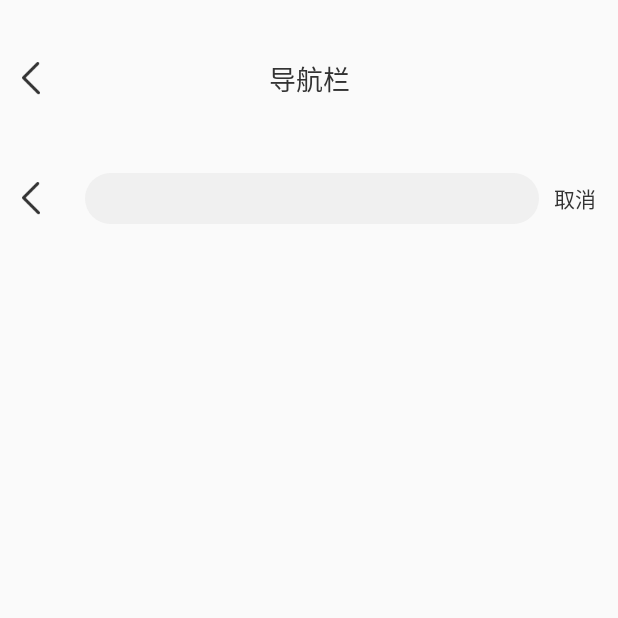
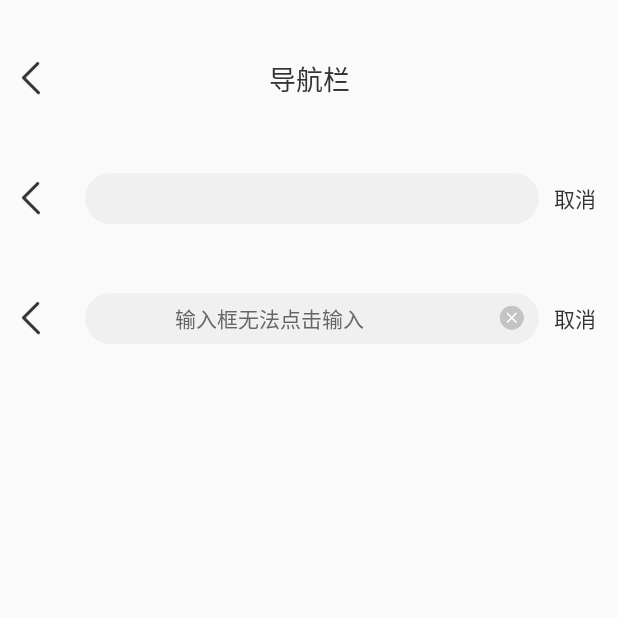
Before and after one commit to ChinaLike/Widgets, an Android app: the ToolbarActivity screen opened directly, with no data from a screen before it, on a phone screen of 412 x 824 dp, the top half of it. Run offline under Robolectric (Android 15) with nearby library versions, the phone set to English and light mode, and no system bars; 3 statements that could not run were skipped.

Commit message:
修改SearchToolbar（此版本有问题）

```diff
--- a/app/src/main/java/com/test/widgets/ToolbarActivity.kt
+++ b/app/src/main/java/com/test/widgets/ToolbarActivity.kt
@@ -1,11 +1,23 @@
 package com.test.widgets
 
-import androidx.appcompat.app.AppCompatActivity
 import android.os.Bundle
+import android.widget.Toast
+import com.core.widget.toolbar.OnToolbarListener
+import com.test.widgets.databinding.ActivityToolbarBinding
 
-class ToolbarActivity : AppCompatActivity() {
+class ToolbarActivity : BaseActivity<ActivityToolbarBinding>(), OnToolbarListener {
     override fun onCreate(savedInstanceState: Bundle?) {
         super.onCreate(savedInstanceState)
-        setContentView(R.layout.activity_toolbar)
+
+
+        binding.simpleToolbar.onToolbarListener = this
+        binding.searchToolbar.onToolbarListener = this
+        binding.searchToolbar1.onToolbarListener = this
+        binding.searchToolbar1.setSearchText("输入框无法点击输入")
+
+    }
+
+    override fun onMiddleLayoutClick(text: String?) {
+        Toast.makeText(this, "中间布局被点击：${text}", Toast.LENGTH_SHORT).show()
     }
 }
--- a/app/src/main/res/layout/activity_toolbar.xml
+++ b/app/src/main/res/layout/activity_toolbar.xml
@@ -8,11 +8,13 @@
     tools:context=".ToolbarActivity">
 
     <com.core.widget.toolbar.SimpleToolbar
+        android:id="@+id/simpleToolbar"
         android:layout_width="match_parent"
         android:layout_height="wrap_content"
         app:lk_toolbar_title="导航栏" />
 
     <com.core.widget.toolbar.SearchToolbar
+        android:id="@+id/searchToolbar"
         android:layout_width="match_parent"
         android:layout_height="wrap_content"
         app:lk_show_right_layout="true"
@@ -23,4 +25,17 @@
         app:lk_show_search_before_icon="false"
         app:lk_toolbar_menu_text="取消" />
 
+    <com.core.widget.toolbar.SearchToolbar
+        android:id="@+id/searchToolbar1"
+        android:layout_width="match_parent"
+        android:layout_height="wrap_content"
+        app:lk_show_right_layout="true"
+        app:lk_search_edit_margin_left="50dp"
+        app:lk_search_padding_left="10dp"
+        app:lk_search_background="#F0F0F0"
+        app:lk_search_enable="false"
+        app:lk_search_padding_right="10dp"
+        app:lk_show_search_before_icon="false"
+        app:lk_toolbar_menu_text="取消" />
+
 </LinearLayout>
--- a/widgets/src/main/java/com/core/widget/toolbar/BaseToolbar.kt
+++ b/widgets/src/main/java/com/core/widget/toolbar/BaseToolbar.kt
@@ -52,6 +52,11 @@ abstract class BaseToolbar : LinearLayout {
      * 菜单文字
      */
     private var simpleMenuText: String? = ""
+
+    /**
+     * 标题
+     */
+    protected var toolbarTitle: String? = null
 
     @JvmOverloads
     constructor(context: Context, attributeSet: AttributeSet? = null, defStyleAttr: Int = 0) : super(context, attributeSet, defStyleAttr) {
@@ -166,6 +171,10 @@ abstract class BaseToolbar : LinearLayout {
         binding.toolbarBackText.onDebouncedClick {
             onToolbarListener?.onClose()
         }
+        //设置中间布局的点击事件
+        binding.toolbarTitle.onDebouncedClick {
+            onToolbarListener?.onMiddleLayoutClick(toolbarTitle)
+        }
     }
 
     /**
@@ -232,7 +241,7 @@ abstract class BaseToolbar : LinearLayout {
         //文字
         val textView = AppCompatTextView(context).apply {
             layoutParams = LayoutParams(ConstraintLayout.LayoutParams.WRAP_CONTENT, ConstraintLayout.LayoutParams.WRAP_CONTENT)
-            setTextSize(TypedValue.COMPLEX_UNIT_PX,builder.menuTextSize)
+            setTextSize(TypedValue.COMPLEX_UNIT_PX, builder.menuTextSize)
             setTextColor(builder.menuTextColor)
         }
 
--- a/widgets/src/main/java/com/core/widget/toolbar/OnToolbarListener.kt
+++ b/widgets/src/main/java/com/core/widget/toolbar/OnToolbarListener.kt
@@ -54,4 +54,19 @@ interface OnToolbarListener {
         return true
     }
 
+    /**
+     * 中间布局被点击
+     * @param [text] 点击时已经输入的文本或者标题
+     */
+    fun onMiddleLayoutClick(text:String?){
+
+    }
+
+    /**
+     * 清除
+     */
+    fun onClear(){
+
+    }
+
 }
--- a/widgets/src/main/java/com/core/widget/toolbar/SearchToolbar.kt
+++ b/widgets/src/main/java/com/core/widget/toolbar/SearchToolbar.kt
@@ -34,6 +34,8 @@ import com.core.widget.edit.OnTextChangeListener
  * 带搜索的ToolBar的布局
  * @author like
  * @date 8/30/21 2:30 PM
+ *
+ * TODO 此文件有问题，只是暂时满足需求，等新需求做完了，再来优化
  */
 class SearchToolbar : BaseToolbar, OnTextChangeListener, TextView.OnEditorActionListener {
 
@@ -54,11 +56,10 @@ class SearchToolbar : BaseToolbar, OnTextChangeListener, TextView.OnEditorAction
      */
     private var searchEnable: Boolean = true
 
-    private var title: String? = null
 
     @JvmOverloads
     constructor(context: Context, attributeSet: AttributeSet? = null, defStyleAttr: Int = 0) : super(context, attributeSet, defStyleAttr) {
-        title = if (!isInEditMode) (context as? Activity)?.title?.toString() else ""
+        toolbarTitle = if (!isInEditMode) (context as? Activity)?.title?.toString() else ""
 
         initAttr(context, attributeSet)
         initView()
@@ -69,7 +70,7 @@ class SearchToolbar : BaseToolbar, OnTextChangeListener, TextView.OnEditorAction
             for (i in 0 until indexCount) {
                 when (val attr = getIndex(i)) {
                     R.styleable.SearchToolbar_lk_toolbar_title -> {
-                        title = getString(attr)
+                        toolbarTitle = getString(attr)
                     }
                     R.styleable.SearchToolbar_lk_toolbar_title_text_color -> {
                         builder.titleTextColor = getColor(attr, builder.themeColor)
@@ -195,6 +196,10 @@ class SearchToolbar : BaseToolbar, OnTextChangeListener, TextView.OnEditorAction
             toolbarClearEditText.setTextColor(builder.searchTextColor)
             toolbarClearEditText.setTextSize(TypedValue.COMPLEX_UNIT_PX, builder.searchTextSize)
             toolbarClearEditText.setDisabled(!searchEnable)
+            //设置替换布局样式
+            disableReplaceText.text = builder.searchText
+            disableReplaceText.setTextColor(builder.searchTextColor)
+            disableReplaceText.setTextSize(TypedValue.COMPLEX_UNIT_PX, builder.searchTextSize)
             //设置操作图标
             toolbarOperationIcon.setImageDrawable(builder.operationIcon)
             toolbarOperationText.text = builder.operationText
@@ -204,7 +209,7 @@ class SearchToolbar : BaseToolbar, OnTextChangeListener, TextView.OnEditorAction
             //标题
             binding.toolbarTitle.setTextSize(TypedValue.COMPLEX_UNIT_PX, builder.titleTextSize)
             binding.toolbarTitle.setTextColor(builder.titleTextColor ?: builder.themeColor)
-            binding.toolbarTitle.text = title
+            binding.toolbarTitle.text = toolbarTitle
 
             toolbarOperationIcon.onDebouncedClick {
                 toolbarInputLayout.visibility = VISIBLE
@@ -216,6 +221,7 @@ class SearchToolbar : BaseToolbar, OnTextChangeListener, TextView.OnEditorAction
             toolbarOperationText.onDebouncedClick {
                 hideKeyboard()
                 childBinding?.toolbarClearEditText?.setText("")
+                childBinding?.disableReplaceText?.text = ""
                 val change = onToolbarListener?.onSearchCancel()
                 if (onToolbarListener == null || change == true) {
                     toolbarInputLayout.visibility = GONE
@@ -230,6 +236,25 @@ class SearchToolbar : BaseToolbar, OnTextChangeListener, TextView.OnEditorAction
 
             setSearchBeforeIconSize(builder.searchBeforeIconWidth, builder.searchBeforeIconHeight)
             setOperationIconSize(builder.operationIconWidth, builder.operationIconHeight)
+
+            //设置布局
+            if (searchEnable) {
+                toolbarClearEditText.visibility = View.VISIBLE
+                disableReplaceText.visibility = View.GONE
+                clearIcon.visibility = View.GONE
+            } else {
+                toolbarClearEditText.visibility = View.GONE
+                disableReplaceText.visibility = View.VISIBLE
+                clearIcon.visibility = View.VISIBLE
+                disableReplaceText.onDebouncedClick {
+                    onToolbarListener?.onMiddleLayoutClick(toolbarClearEditText.text.toString())
+                }
+            }
+
+            clearIcon.onDebouncedClick {
+                setSearchText("")
+                onToolbarListener?.onClear()
+            }
         }
     }
 
@@ -510,6 +535,11 @@ class SearchToolbar : BaseToolbar, OnTextChangeListener, TextView.OnEditorAction
         if (layoutParams is MarginLayoutParams) {
             layoutParams.leftMargin = builder.searchEditMarginLeft.toInt()
         }
+
+        val layoutParams1 = childBinding?.disableReplaceText?.layoutParams
+        if (layoutParams1 is MarginLayoutParams) {
+            layoutParams1.leftMargin = builder.searchEditMarginLeft.toInt()
+        }
     }
 
     /**
@@ -528,6 +558,15 @@ class SearchToolbar : BaseToolbar, OnTextChangeListener, TextView.OnEditorAction
     fun setSearchEnable(enable: Boolean) {
         searchEnable = enable
         childBinding?.toolbarClearEditText?.setDisabled(!searchEnable)
+        if (enable){
+            childBinding?.toolbarClearEditText?.visibility = View.VISIBLE
+            childBinding?.disableReplaceText?.visibility = View.GONE
+            childBinding?.clearIcon?.visibility = View.GONE
+        }else{
+            childBinding?.toolbarClearEditText?.visibility = View.GONE
+            childBinding?.disableReplaceText?.visibility = View.VISIBLE
+            childBinding?.clearIcon?.visibility = View.VISIBLE
+        }
     }
 
     /**
@@ -546,6 +585,7 @@ class SearchToolbar : BaseToolbar, OnTextChangeListener, TextView.OnEditorAction
     fun setSearchText(searchText: String?) {
         builder.searchText = searchText
         childBinding?.toolbarClearEditText?.setText(searchText)
+        childBinding?.disableReplaceText?.setText(searchText)
     }
 
     /**
@@ -555,6 +595,7 @@ class SearchToolbar : BaseToolbar, OnTextChangeListener, TextView.OnEditorAction
     fun setSearchTextSize(@Dimension(unit = Dimension.PX) textSize: Float) {
         builder.searchTextSize = textSize
         childBinding?.toolbarClearEditText?.setTextSize(TypedValue.COMPLEX_UNIT_PX, textSize)
+        childBinding?.disableReplaceText?.setTextSize(TypedValue.COMPLEX_UNIT_PX, textSize)
     }
 
     /**
@@ -564,6 +605,7 @@ class SearchToolbar : BaseToolbar, OnTextChangeListener, TextView.OnEditorAction
     fun setSearchTextColor(@ColorInt textColor: Int) {
         builder.searchTextColor = textColor
         childBinding?.toolbarClearEditText?.setTextColor(textColor)
+        childBinding?.disableReplaceText?.setTextColor(textColor)
     }
 
     /**
--- a/widgets/src/main/java/com/core/widget/toolbar/SimpleToolbar.kt
+++ b/widgets/src/main/java/com/core/widget/toolbar/SimpleToolbar.kt
@@ -15,11 +15,9 @@ import com.core.widget.R
  */
 class SimpleToolbar : BaseToolbar {
 
-    private var title: String? = null
-
     @JvmOverloads
     constructor(context: Context, attributeSet: AttributeSet? = null, defStyleAttr: Int =0) : super(context, attributeSet, defStyleAttr) {
-        title = if (!isInEditMode) (context as? Activity)?.title?.toString() else ""
+        toolbarTitle = if (!isInEditMode) (context as? Activity)?.title?.toString() else ""
         initAttr(context, attributeSet)
         initView()
     }
@@ -30,7 +28,7 @@ class SimpleToolbar : BaseToolbar {
             for (i in 0 until indexCount) {
                 when (val attr = getIndex(i)) {
                     R.styleable.SimpleToolbar_lk_toolbar_title -> {
-                        title = getString(attr)
+                        toolbarTitle = getString(attr)
                     }
                     R.styleable.SimpleToolbar_lk_toolbar_title_text_color -> {
                         builder.titleTextColor = getColor(attr, builder.themeColor)
@@ -51,7 +49,7 @@ class SimpleToolbar : BaseToolbar {
         binding.toolbarTitle.visibility = VISIBLE
         binding.toolbarTitle.setTextSize(TypedValue.COMPLEX_UNIT_PX, builder.titleTextSize)
         binding.toolbarTitle.setTextColor(builder.titleTextColor ?: builder.themeColor)
-        binding.toolbarTitle.text = title
+        binding.toolbarTitle.text = toolbarTitle
         binding.toolbarTitle.typeface = Typeface.defaultFromStyle(builder.titleTextStyle)
     }
 
--- a/widgets/src/main/res/layout/lk_toolbar_search.xml
+++ b/widgets/src/main/res/layout/lk_toolbar_search.xml
@@ -36,10 +36,29 @@
             android:layout_height="match_parent"
             android:layout_marginLeft="@dimen/lk_toolbar_search_edit_margin_left"
             android:background="@null"
+            android:hint="请输入搜索内容"
+            android:imeOptions="actionSearch"
             android:maxLines="1"
-            android:singleLine="true"
-            android:imeOptions="actionSearch"
-            android:hint="请输入搜索内容" />
+            android:singleLine="true" />
+
+        <androidx.appcompat.widget.AppCompatTextView
+            android:id="@+id/disableReplaceText"
+            android:layout_width="0dp"
+            android:layout_height="match_parent"
+            android:layout_weight="1"
+            android:gravity="center_vertical"
+            android:visibility="gone"
+            android:layout_marginLeft="@dimen/lk_toolbar_search_edit_margin_left"
+            android:maxLines="1"
+            android:singleLine="true" />
+
+        <androidx.appcompat.widget.AppCompatImageView
+            android:id="@+id/clearIcon"
+            android:layout_width="wrap_content"
+            android:layout_height="wrap_content"
+            android:layout_marginLeft="5dp"
+            android:visibility="gone"
+            android:src="@drawable/lk_icon_edit_text_clear" />
 
     </LinearLayout>
 
```
